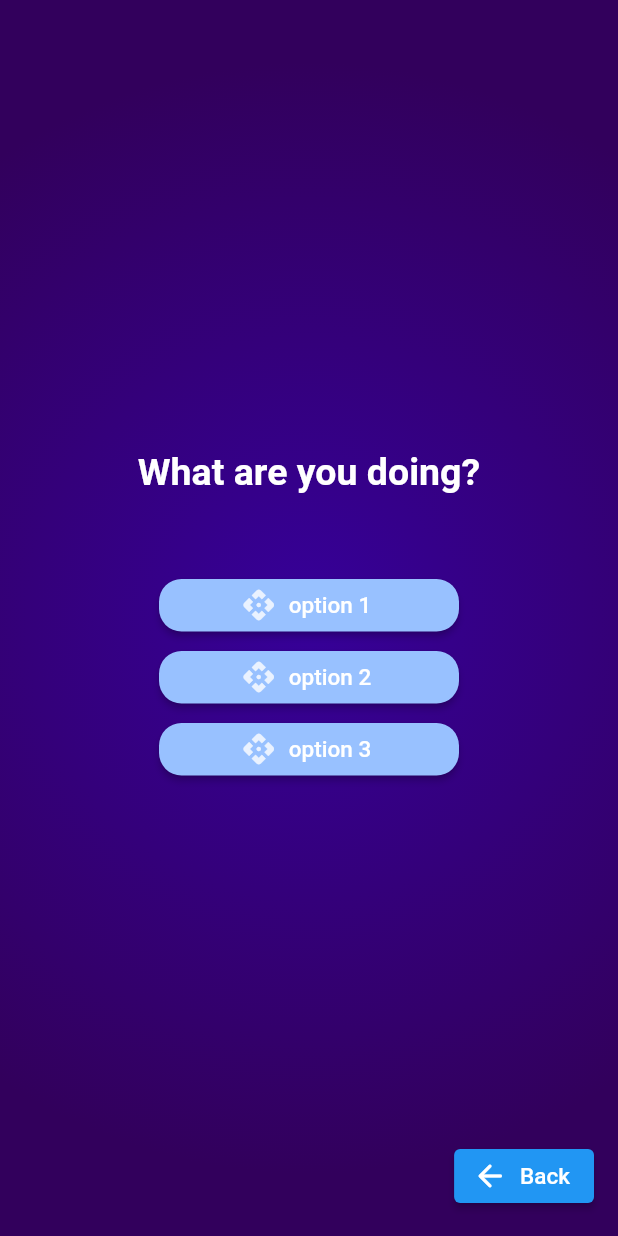
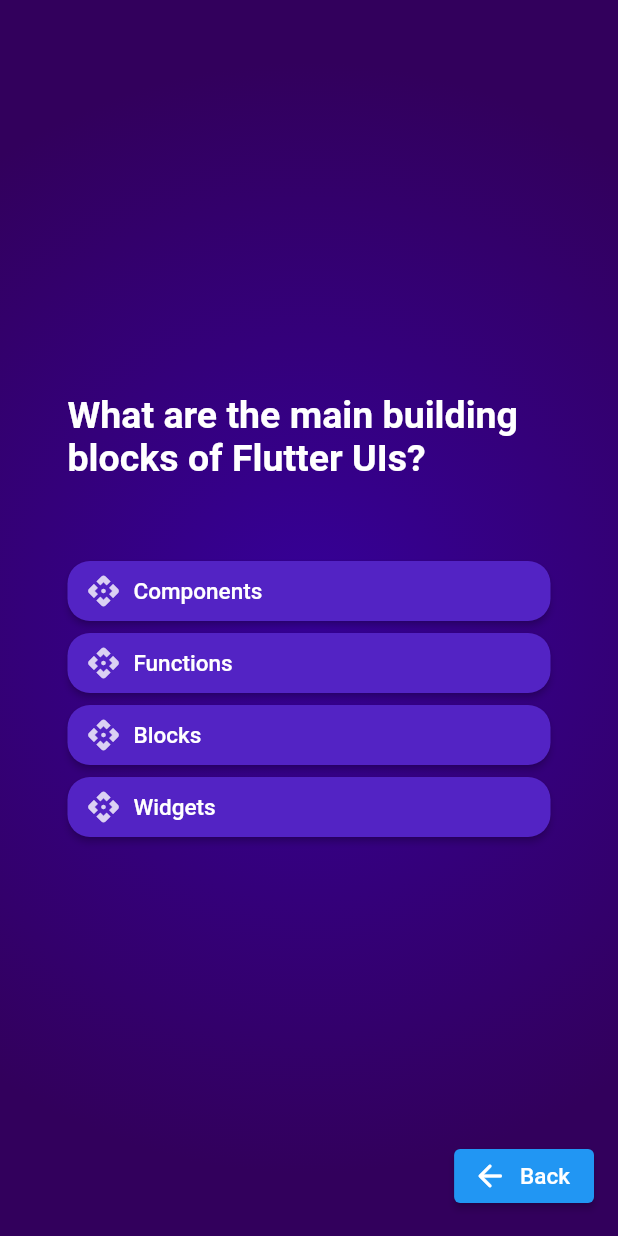
Before and after one commit to adrmontenegro/quiz-app, a Flutter app: the screen it shows after launch, after a tap on "Start Quiz", on a phone screen of 412 x 824 dp. Run offline on Flutter 3.47's test engine with Material 2 defaults, Android fonts, the phone set to English and light mode, and no system bars.

Commit message:
dinamycally generate buttons to shuffled options

```diff
--- a/lib/answer_button.dart
+++ b/lib/answer_button.dart
@@ -1,7 +1,7 @@
 import 'package:flutter/material.dart';
 import 'package:quiz_app/styled_text.dart';
 
-const buttonColor = Color.fromARGB(255, 152, 193, 255);
+const buttonColor = Color.fromARGB(255, 83, 35, 196);
 
 class AnswerButton extends StatelessWidget {
   const AnswerButton({required this.label, required this.onPressed, super.key});
@@ -16,7 +16,8 @@ class AnswerButton extends StatelessWidget {
       style: ElevatedButton.styleFrom(
         backgroundColor: buttonColor,
         shape: RoundedRectangleBorder(borderRadius: BorderRadius.circular(15)),
-        minimumSize: const Size(200, 35),
+        fixedSize: const Size(250, 40),
+        alignment: Alignment.centerLeft,
       ),
       icon: const Icon(Icons.api_rounded,
           color: Color.fromARGB(202, 255, 255, 255)),
--- a/lib/models/quiz_question.dart
+++ b/lib/models/quiz_question.dart
@@ -3,4 +3,10 @@ class QuizQuestion {
 
   final String question;
   final List<String> options;
+
+  List<String> getShuffledOptions(){
+    List<String> optionsCopy = List.of(options);
+    optionsCopy.shuffle();
+    return optionsCopy;
+  }
 }
--- a/lib/question_screen.dart
+++ b/lib/question_screen.dart
@@ -1,6 +1,8 @@
 import 'package:flutter/material.dart';
 import 'package:quiz_app/answer_button.dart';
+import 'package:quiz_app/models/quiz_question.dart';
 import 'package:quiz_app/styled_text.dart';
+import 'package:quiz_app/data/questions.dart';
 
 class QuestionScreen extends StatefulWidget {
   const QuestionScreen({super.key});
@@ -12,20 +14,42 @@ class QuestionScreen extends StatefulWidget {
 }
 
 class _QuestionScreenState extends State<QuestionScreen> {
-  String question = "What are you doing?";
+  var currentQuestionIndex = 0;
+
+  void answerQuestion() {
+    setState(() {
+      if (currentQuestionIndex < questions.length - 1) {
+        currentQuestionIndex++;
+      } else {
+        currentQuestionIndex = 0;
+      }
+    });
+  }
 
   @override
   Widget build(context) {
-    return Center(
-      child: Column(
-        mainAxisSize: MainAxisSize.min,
-        children: [
-          StyledText.title(text: question),
-          const SizedBox(height: 50),
-          AnswerButton(label: "option 1", onPressed: () {}),
-          AnswerButton(label: "option 2", onPressed: () {}),
-          AnswerButton(label: "option 3", onPressed: () {}),
-        ],
+    QuizQuestion question = questions[currentQuestionIndex];
+
+    return SizedBox(
+      width: double.infinity,
+      child: Container(
+        margin: const EdgeInsets.all(45),
+        child: Column(
+            mainAxisAlignment: MainAxisAlignment.center,
+            crossAxisAlignment: CrossAxisAlignment.stretch,
+            children: [
+              StyledText.title(text: question.question),
+              const SizedBox(height: 50),
+
+              //Mapping options using "spreading"('...' prexif)
+              ...question
+                  .getShuffledOptions()
+                  .map((o) => AnswerButton(label: o, onPressed: answerQuestion))
+
+              // Mapping options using for cicle
+              // for (int i = 0; i < question.options.length; i++)
+              //   AnswerButton(label: question.options[i], onPressed: () {}),
+            ]),
       ),
     );
   }
```
